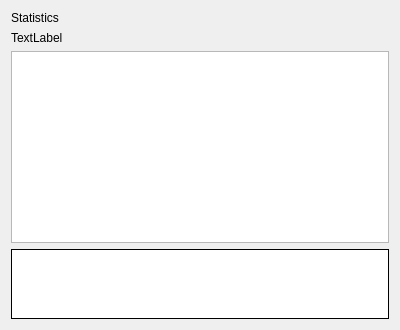
The window that components/other/statistics.ui (Szybet/sanki) describes before a commit, drawn with Qt 5.
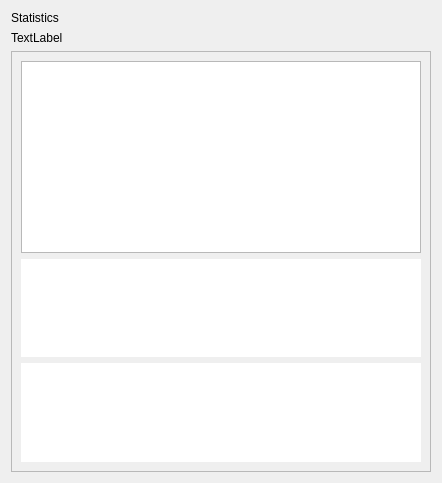
The same window after the commit. Custom widgets are drawn as their Qt base class.

What changed in the file:
```diff
--- a/components/other/statistics.ui
+++ b/components/other/statistics.ui
@@ -6,15 +6,15 @@
    <rect>
     <x>0</x>
     <y>0</y>
-    <width>400</width>
-    <height>300</height>
+    <width>442</width>
+    <height>483</height>
    </rect>
   </property>
   <property name="windowTitle">
    <string>Dialog</string>
   </property>
-  <layout class="QVBoxLayout" name="verticalLayout_2">
-   <item>
+  <layout class="QGridLayout" name="gridLayout">
+   <item row="0" column="0">
     <layout class="QVBoxLayout" name="verticalLayout_3">
      <item>
       <widget class="QLabel" name="titleLabel">
@@ -32,7 +32,28 @@
      </item>
     </layout>
    </item>
-   <item>
+   <item row="1" column="0">
+    <widget class="QScrollArea" name="scrollArea">
+     <property name="verticalScrollBarPolicy">
+      <enum>Qt::ScrollBarAsNeeded</enum>
+     </property>
+     <property name="sizeAdjustPolicy">
+      <enum>QAbstractScrollArea::AdjustIgnored</enum>
+     </property>
+     <property name="widgetResizable">
+      <bool>true</bool>
+     </property>
+     <widget class="QWidget" name="scrollAreaWidgetContents">
+      <property name="geometry">
+       <rect>
+        <x>0</x>
+        <y>0</y>
+        <width>422</width>
+        <height>413</height>
+       </rect>
+      </property>
+      <layout class="QGridLayout" name="gridLayout_2">
+       <item row="0" column="0">
     <layout class="QVBoxLayout" name="verticalLayout">
      <item>
       <widget class="QTextBrowser" name="textBrowser">
@@ -47,17 +68,34 @@
      <item>
       <widget class="QChartView" name="cardUsedChart">
        <property name="frameShape">
-        <enum>QFrame::Box</enum>
+            <enum>QFrame::NoFrame</enum>
        </property>
        <property name="frameShadow">
         <enum>QFrame::Plain</enum>
        </property>
+           <property name="verticalScrollBarPolicy">
+            <enum>Qt::ScrollBarAsNeeded</enum>
+           </property>
+           <property name="horizontalScrollBarPolicy">
+            <enum>Qt::ScrollBarAsNeeded</enum>
+           </property>
+          </widget>
+         </item>
+         <item>
+          <widget class="QChartView" name="cardBoxesChart">
+           <property name="frameShape">
+            <enum>QFrame::NoFrame</enum>
+           </property>
       </widget>
      </item>
      <item>
       <layout class="QVBoxLayout" name="charsVerticalLayout_4"/>
      </item>
     </layout>
+       </item>
+      </layout>
+     </widget>
+    </widget>
    </item>
   </layout>
  </widget>
```
Lines whose indentation alone changed are shown as unchanged.
